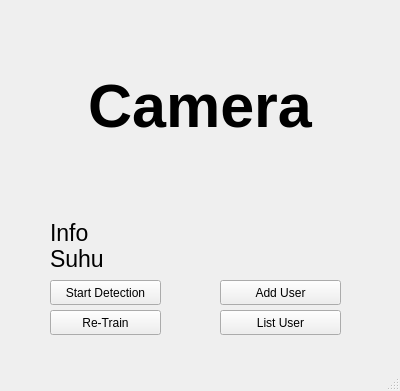
Above: ui/mainwindow.ui from wahyudotdev/face-recognition-python before the change. Below: the same form after it.
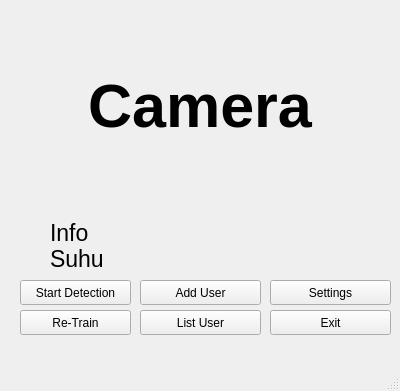
That is the form after the change.

Commit message: add config class

Diff of the .ui file:
```diff
--- a/ui/mainwindow.ui
+++ b/ui/mainwindow.ui
@@ -17,7 +17,7 @@
    <widget class="QPushButton" name="pbAddUser">
     <property name="geometry">
      <rect>
-      <x>220</x>
+      <x>140</x>
       <y>280</y>
       <width>121</width>
       <height>25</height>
@@ -30,7 +30,7 @@
    <widget class="QPushButton" name="pbStart">
     <property name="geometry">
      <rect>
-      <x>50</x>
+      <x>20</x>
       <y>280</y>
       <width>111</width>
       <height>25</height>
@@ -71,7 +71,7 @@
    <widget class="QPushButton" name="pbTrain">
     <property name="geometry">
      <rect>
-      <x>50</x>
+      <x>20</x>
       <y>310</y>
       <width>111</width>
       <height>25</height>
@@ -103,7 +103,7 @@
    <widget class="QPushButton" name="pbListUser">
     <property name="geometry">
      <rect>
-      <x>220</x>
+      <x>140</x>
       <y>310</y>
       <width>121</width>
       <height>25</height>
@@ -113,6 +113,32 @@
      <string>List User</string>
     </property>
    </widget>
+   <widget class="QPushButton" name="pbSettings">
+    <property name="geometry">
+     <rect>
+      <x>270</x>
+      <y>280</y>
+      <width>121</width>
+      <height>25</height>
+     </rect>
+    </property>
+    <property name="text">
+     <string>Settings</string>
+    </property>
+   </widget>
+   <widget class="QPushButton" name="pbExit">
+    <property name="geometry">
+     <rect>
+      <x>270</x>
+      <y>310</y>
+      <width>121</width>
+      <height>25</height>
+     </rect>
+    </property>
+    <property name="text">
+     <string>Exit</string>
+    </property>
+   </widget>
   </widget>
   <widget class="QMenuBar" name="menubar">
    <property name="geometry">
```
The commit also changes 14 other files.
